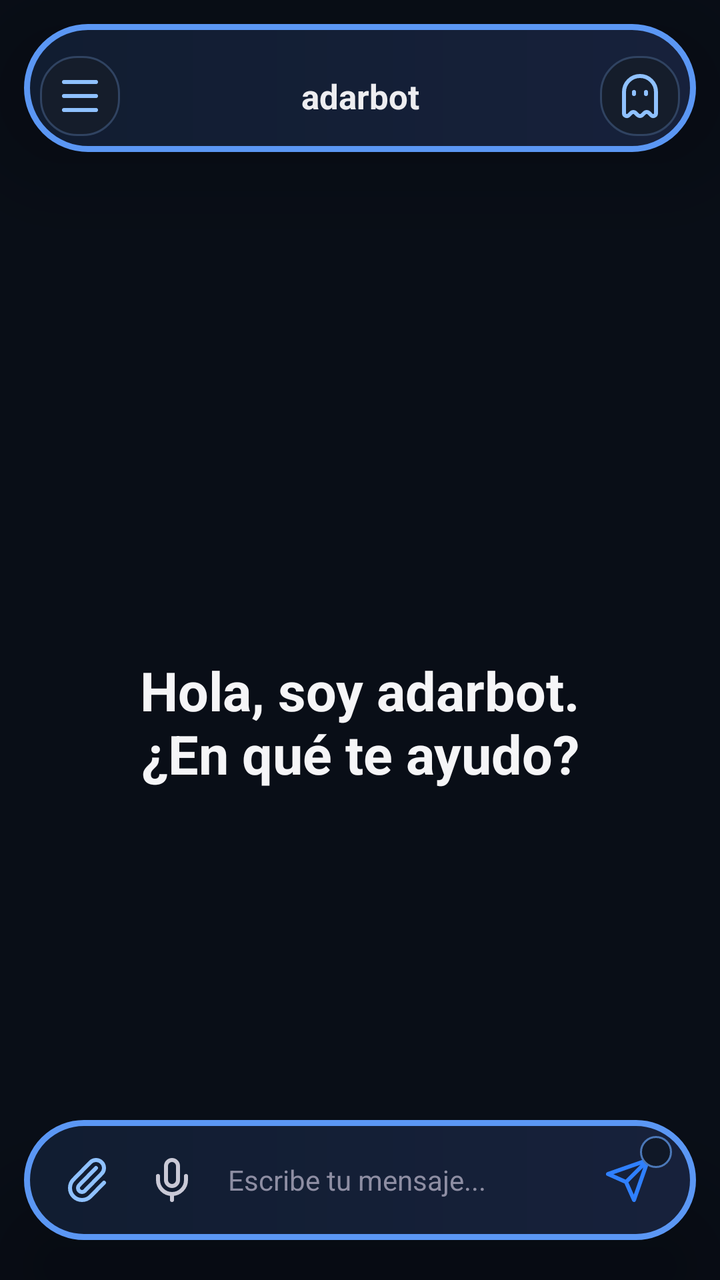
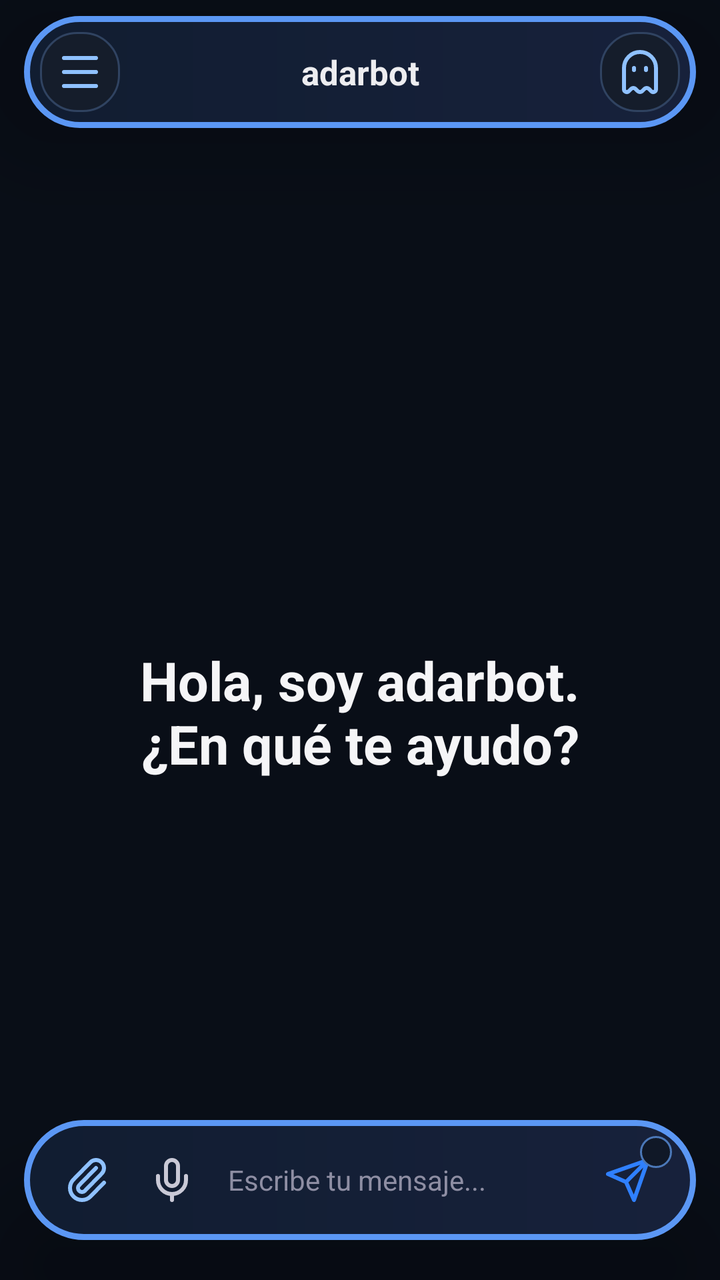

An Android layout rendered at two revisions. The XML below is the earlier revision; the diff shows what the commit changed to produce the second picture.
<!-- AndroidManifest.xml: activity theme Theme.NemotronVoiceIME -->
<!-- res/layout/activity_chat.xml -->
<?xml version="1.0" encoding="utf-8"?>
<FrameLayout xmlns:android="http://schemas.android.com/apk/res/android"
    android:layout_width="match_parent"
    android:layout_height="match_parent"
    android:background="#090E17">

    <LinearLayout
        android:layout_width="match_parent"
        android:layout_height="match_parent"
        android:orientation="vertical">

    <FrameLayout
        android:layout_width="match_parent"
        android:layout_height="wrap_content"
        android:layout_marginLeft="12dp"
        android:layout_marginTop="12dp"
        android:layout_marginRight="12dp"
        android:layout_marginBottom="6dp"
        android:background="@drawable/bg_float_bar"
        android:elevation="24dp"
        android:translationZ="8dp"
        android:paddingLeft="8dp"
        android:paddingTop="16dp"
        android:paddingRight="8dp"
        android:paddingBottom="8dp">

        <LinearLayout
            android:layout_width="wrap_content"
            android:layout_height="40dp"
            android:layout_gravity="start|center_vertical"
            android:gravity="center_vertical">
            <ImageButton
                android:id="@+id/btnMenuChat"
                android:layout_width="40dp"
                android:layout_height="40dp"
                android:background="@drawable/bg_chip"
                android:contentDescription="Abrir menú de chats"
                android:padding="8dp"
                android:src="@drawable/ic_menu"
                android:tint="#8FC1FF" />
            <ImageButton
                android:id="@+id/btnBack"
                android:layout_width="40dp"
                android:layout_height="40dp"
                android:background="?attr/selectableItemBackgroundBorderless"
                android:contentDescription="Volver"
                android:padding="8dp"
                android:src="@drawable/ic_back"
                android:tint="#EDEDF0"
                android:visibility="gone" />
            <View
                android:id="@+id/connectionDot"
                android:layout_width="8dp"
                android:layout_height="8dp"
                android:layout_gravity="center_vertical"
                android:layout_marginLeft="8dp"
                android:layout_marginRight="3dp"
                android:translationX="56dp"
                android:background="@drawable/bg_connection_offline" />
        </LinearLayout>

        <TextView
            android:id="@+id/convTitle"
            android:layout_width="220dp"
            android:layout_height="match_parent"
            android:layout_gravity="center"
            android:ellipsize="end"
            android:gravity="center"
            android:maxLines="1"
            android:text="adarbot"
            android:textColor="#EDEDF0"
            android:textSize="17sp"
            android:textStyle="bold" />

        <LinearLayout
            android:layout_width="wrap_content"
            android:layout_height="40dp"
            android:layout_gravity="end|center_vertical"
            android:gravity="center_vertical">
            <ImageButton
                android:id="@+id/btnIncognitoHome"
                android:layout_width="40dp"
                android:layout_height="40dp"
                android:layout_marginLeft="4dp"
                android:background="@drawable/bg_chip"
                android:contentDescription="Nuevo chat incógnito"
                android:padding="9dp"
                android:src="@drawable/ic_ghost"
                android:tint="#8FC1FF" />
            <ImageButton
                android:id="@+id/btnDelete"
                android:layout_width="40dp"
                android:layout_height="40dp"
                android:background="?attr/selectableItemBackgroundBorderless"
                android:contentDescription="Eliminar conversacion"
                android:padding="10dp"
                android:src="@drawable/ic_trash"
                android:tint="#5A5A6E"
                android:visibility="gone" />
        </LinearLayout>
    </FrameLayout>

    <FrameLayout
        android:layout_width="match_parent"
        android:layout_height="0dp"
        android:layout_weight="1">
        <androidx.recyclerview.widget.RecyclerView
            android:id="@+id/recyclerMessages"
            android:layout_width="match_parent"
            android:layout_height="match_parent"
            android:clipToPadding="false"
            android:paddingBottom="112dp" />
        <TextView
            android:id="@+id/welcomeView"
            android:layout_width="match_parent"
            android:layout_height="wrap_content"
            android:layout_gravity="center"
            android:gravity="center"
            android:text="Hola, soy adarbot.\n¿En qué te ayudo?"
            android:textColor="#F5F5F7"
            android:textSize="27sp"
            android:textStyle="bold" />
    </FrameLayout>

    </LinearLayout>

    <FrameLayout
        android:id="@+id/chatAttachmentPreview"
        android:layout_width="match_parent"
        android:layout_height="96dp"
        android:layout_gravity="bottom|center_horizontal"
        android:layout_marginLeft="22dp"
        android:layout_marginRight="22dp"
        android:layout_marginBottom="112dp"
        android:padding="4dp"
        android:background="@drawable/bg_float_bar"
        android:elevation="24dp"
        android:visibility="gone">
        <ImageView
            android:id="@+id/chatAttachmentImage"
            android:layout_width="match_parent"
            android:layout_height="match_parent"
            android:contentDescription="Vista previa del adjunto"
            android:scaleType="centerCrop" />
        <ImageButton
            android:id="@+id/chatAttachmentRemove"
            android:layout_width="32dp"
            android:layout_height="32dp"
            android:layout_gravity="top|end"
            android:layout_margin="6dp"
            android:background="@drawable/bg_assist_icon"
            android:contentDescription="Quitar adjunto"
            android:padding="7dp"
            android:src="@drawable/ic_close"
            android:tint="#FFFFFF" />
    </FrameLayout>

    
    <LinearLayout
        android:layout_width="match_parent"
        android:layout_height="wrap_content"
        android:layout_gravity="bottom"
        android:layout_marginLeft="12dp"
        android:layout_marginRight="12dp"
        android:layout_marginTop="14dp"
        android:layout_marginBottom="20dp"
        android:background="@drawable/bg_float_bar"
        android:elevation="24dp"
        android:translationZ="8dp"
        android:gravity="end"
        android:orientation="vertical"
        android:paddingLeft="12dp"
        android:paddingTop="8dp"
        android:paddingRight="12dp"
        android:paddingBottom="8dp">

        <TextView
            android:id="@+id/modelChip"
            android:layout_width="wrap_content"
            android:layout_height="wrap_content"
            android:layout_marginRight="4dp"
            android:layout_marginBottom="3dp"
            android:background="@drawable/bg_chip"
            android:paddingLeft="12dp"
            android:paddingTop="5dp"
            android:paddingRight="12dp"
            android:paddingBottom="5dp"
            android:text="DeepSeek"
            android:textColor="#C9C9D6"
            android:textSize="12sp"
            android:visibility="gone" />

        <LinearLayout
            android:layout_width="match_parent"
            android:layout_height="wrap_content"
            android:gravity="center_vertical"
            android:orientation="horizontal">

        <ImageButton
            android:id="@+id/btnAttach"
            android:layout_width="40dp"
            android:layout_height="44dp"
            android:background="@android:color/transparent"
            android:contentDescription="Adjuntar"
            android:padding="9dp"
            android:src="@drawable/ic_attach"
            android:tint="#8FC1FF" />

        <ImageButton
            android:id="@+id/btnMic"
            android:layout_width="44dp"
            android:layout_height="44dp"
            android:background="@android:color/transparent"
            android:contentDescription="Escribir por voz"
            android:padding="10dp"
            android:src="@drawable/ic_mic"
            android:tint="#C9C9D6" />

        <EditText
            android:id="@+id/inputField"
            android:layout_width="0dp"
            android:layout_height="44dp"
            android:layout_weight="1"
            android:layout_marginLeft="0dp"
            android:layout_marginRight="2dp"
            android:background="@android:color/transparent"
            android:hint="Escribe tu mensaje..."
            android:imeOptions="actionSend"
            android:importantForAutofill="no"
            android:inputType="text"
            android:maxLines="1"
            android:paddingLeft="6dp"
            android:paddingRight="6dp"
            android:textColor="#EDEDF0"
            android:textColorHint="#8E8EA3"
            android:textSize="14sp" />

        <FrameLayout
            android:layout_width="44dp"
            android:layout_height="44dp">
            <ImageButton
                android:id="@+id/btnSend"
                android:layout_width="match_parent"
                android:layout_height="match_parent"
                android:background="@android:color/transparent"
                android:contentDescription="Enviar"
                android:padding="10dp"
                android:src="@drawable/ic_send"
                android:tint="#2F80FF" />
            <ImageView
                android:id="@+id/modelBadge"
                android:layout_width="16dp"
                android:layout_height="16dp"
                android:layout_gravity="top|end"
                android:background="@drawable/bg_model_badge"
                android:contentDescription="Modelo seleccionado"
                android:padding="2dp" />
        </FrameLayout>
        </LinearLayout>
    </LinearLayout>
</FrameLayout>
<!-- resources referenced by this layout -->
<resources>
  <!-- drawable bg_chip (drawable) -->
  <shape xmlns:android="http://schemas.android.com/apk/res/android"
      android:shape="rectangle">
      <solid android:color="#151D2B" />
      <stroke android:width="1dp" android:color="#304361" />
      <corners android:radius="18dp" />
  </shape>
  <!-- drawable bg_connection_offline (drawable) -->
  <shape xmlns:android="http://schemas.android.com/apk/res/android" android:shape="oval"><solid android:color="#F06065" /></shape>
  <!-- drawable bg_float_bar (drawable) -->
  <shape xmlns:android="http://schemas.android.com/apk/res/android" android:shape="rectangle">
      <gradient android:angle="0" android:startColor="#111D31" android:endColor="#17213B" />
      <stroke android:width="3dp" android:color="#5B97F4" />
      <corners android:radius="36dp" />
  </shape>
  <!-- drawable bg_model_badge (drawable) -->
  <shape xmlns:android="http://schemas.android.com/apk/res/android" android:shape="oval">
      <solid android:color="#101827" />
      <stroke android:width="1dp" android:color="#4B78B8" />
  </shape>
  <!-- drawable ic_back (drawable) -->
  <vector xmlns:android="http://schemas.android.com/apk/res/android" android:width="24dp" android:height="24dp" android:viewportWidth="24" android:viewportHeight="24">
      <path android:fillColor="#00000000" android:strokeColor="#FFFFFFFF" android:strokeWidth="2" android:strokeLineCap="round" android:strokeLineJoin="round" android:pathData="M12,19L5,12L12,5M19,12L5,12" />
  </vector>
  <!-- drawable ic_close (drawable) -->
  <vector xmlns:android="http://schemas.android.com/apk/res/android" android:width="24dp" android:height="24dp" android:viewportWidth="24" android:viewportHeight="24">
      <path android:fillColor="#00000000" android:strokeColor="#FFFFFFFF" android:strokeWidth="2" android:strokeLineCap="round" android:pathData="M18,6L6,18M6,6L18,18" />
  </vector>
  <!-- drawable ic_menu (drawable) -->
  <vector xmlns:android="http://schemas.android.com/apk/res/android" android:width="24dp" android:height="24dp" android:viewportWidth="24" android:viewportHeight="24">
      <path android:fillColor="#00000000" android:strokeColor="#FFFFFFFF" android:strokeWidth="2" android:strokeLineCap="round" android:pathData="M4,5L20,5M4,12L20,12M4,19L20,19" />
  </vector>
  <!-- drawable ic_mic (drawable) -->
  <vector xmlns:android="http://schemas.android.com/apk/res/android" android:width="24dp" android:height="24dp" android:viewportWidth="24" android:viewportHeight="24">
      <path android:fillColor="#00000000" android:strokeColor="#FFFFFFFF" android:strokeWidth="2" android:strokeLineCap="round" android:strokeLineJoin="round" android:pathData="M12,19L12,22M19,10L19,12A7,7 0,0 1,5,12L5,10M9,5A3,3 0,0 1,15,5L15,12A3,3 0,0 1,9,12Z" />
  </vector>
  <!-- drawable ic_send (drawable) -->
  <vector xmlns:android="http://schemas.android.com/apk/res/android" android:width="24dp" android:height="24dp" android:viewportWidth="24" android:viewportHeight="24">
      <path android:fillColor="#00000000" android:strokeColor="#FFFFFFFF" android:strokeWidth="2" android:strokeLineCap="round" android:strokeLineJoin="round" android:pathData="M22,2L11,13M22,2L15,22L11,13L2,9Z" />
  </vector>
  <style name="Theme.NemotronVoiceIME" parent="Theme.Material3.DayNight.NoActionBar">
          <item name="colorPrimary">@color/accent</item>
          <item name="colorPrimaryVariant">@color/accent_dark</item>
          <item name="colorOnPrimary">@color/text_light</item>
          <item name="android:statusBarColor">@color/bg_primary</item>
      </style>
  <color name="accent">#76B900</color>
  <color name="accent_dark">#5A8C00</color>
  <color name="text_light">#FFFFFF</color>
  <color name="bg_primary">#1A1A2E</color>
  <!-- unchanged entries left out for length: 4 -->
</resources>

<!-- the commit's change to res/layout/activity_chat.xml (unified diff, before → after) -->
@@ -11,18 +11,18 @@
 
     <FrameLayout
         android:layout_width="match_parent"
-        android:layout_height="wrap_content"
+        android:layout_height="56dp"
         android:layout_marginLeft="12dp"
-        android:layout_marginTop="12dp"
+        android:layout_marginTop="8dp"
         android:layout_marginRight="12dp"
-        android:layout_marginBottom="6dp"
+        android:layout_marginBottom="8dp"
         android:background="@drawable/bg_float_bar"
         android:elevation="24dp"
         android:translationZ="8dp"
         android:paddingLeft="8dp"
-        android:paddingTop="16dp"
+        android:paddingTop="4dp"
         android:paddingRight="8dp"
-        android:paddingBottom="8dp">
+        android:paddingBottom="4dp">
 
         <LinearLayout
             android:layout_width="wrap_content"
